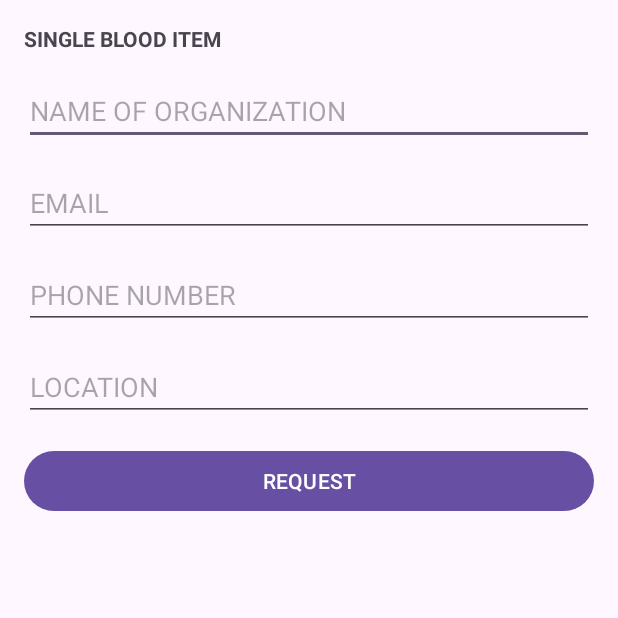
After one commit to Rabindra-Bhattarai/BloodAidOfficial, an Android app: the fragment SingleBloodItemFragment shown on its own in the app's theme, on a phone screen of 412 x 824 dp, the top half of it. The commit adds this screen. Run offline under Robolectric (Android 15) with nearby library versions, the phone set to English and light mode, and no system bars.

Commit message:
Single blood item

```diff
--- /dev/null
+++ b/app/src/main/java/com/example/blood_aid/ui/fragments/SingleBloodItemFragment.kt
@@ -0,0 +1,60 @@
+package com.example.blood_aid.ui.fragments
+
+import android.os.Bundle
+import androidx.fragment.app.Fragment
+import android.view.LayoutInflater
+import android.view.View
+import android.view.ViewGroup
+import com.example.blood_aid.R
+
+// TODO: Rename parameter arguments, choose names that match
+// the fragment initialization parameters, e.g. ARG_ITEM_NUMBER
+private const val ARG_PARAM1 = "param1"
+private const val ARG_PARAM2 = "param2"
+
+/**
+ * A simple [Fragment] subclass.
+ * Use the [SingleBloodItemFragment.newInstance] factory method to
+ * create an instance of this fragment.
+ */
+class SingleBloodItemFragment : Fragment() {
+    // TODO: Rename and change types of parameters
+    private var param1: String? = null
+    private var param2: String? = null
+
+    override fun onCreate(savedInstanceState: Bundle?) {
+        super.onCreate(savedInstanceState)
+        arguments?.let {
+            param1 = it.getString(ARG_PARAM1)
+            param2 = it.getString(ARG_PARAM2)
+        }
+    }
+
+    override fun onCreateView(
+        inflater: LayoutInflater, container: ViewGroup?,
+        savedInstanceState: Bundle?
+    ): View? {
+        // Inflate the layout for this fragment
+        return inflater.inflate(R.layout.fragment_single_blood_item, container, false)
+    }
+
+    companion object {
+        /**
+         * Use this factory method to create a new instance of
+         * this fragment using the provided parameters.
+         *
+         * @param param1 Parameter 1.
+         * @param param2 Parameter 2.
+         * @return A new instance of fragment SingleBloodItemFragment.
+         */
+        // TODO: Rename and change types and number of parameters
+        @JvmStatic
+        fun newInstance(param1: String, param2: String) =
+            SingleBloodItemFragment().apply {
+                arguments = Bundle().apply {
+                    putString(ARG_PARAM1, param1)
+                    putString(ARG_PARAM2, param2)
+                }
+            }
+    }
+}
--- /dev/null
+++ b/app/src/main/res/layout/fragment_single_blood_item.xml
@@ -0,0 +1,60 @@
+<?xml version="1.0" encoding="utf-8"?>
+<FrameLayout xmlns:android="http://schemas.android.com/apk/res/android"
+    xmlns:tools="http://schemas.android.com/tools"
+    android:layout_width="match_parent"
+    android:layout_height="match_parent"
+    tools:context=".ui.fragments.SingleBloodItemFragment">
+
+    <LinearLayout
+        android:layout_width="match_parent"
+        android:layout_height="wrap_content"
+        android:orientation="vertical"
+        android:padding="16dp">
+
+        <TextView
+            android:layout_width="match_parent"
+            android:layout_height="wrap_content"
+            android:text="SINGLE BLOOD ITEM"
+            android:textStyle="bold"
+            android:layout_marginBottom="16dp" />
+
+        <EditText
+            android:id="@+id/editTextOrganization"
+            android:layout_width="match_parent"
+            android:layout_height="wrap_content"
+            android:hint="NAME OF ORGANIZATION"
+            android:layout_marginBottom="16dp" />
+
+        <EditText
+            android:id="@+id/editTextEmail"
+            android:layout_width="match_parent"
+            android:layout_height="wrap_content"
+            android:hint="EMAIL"
+            android:inputType="textEmailAddress"
+            android:layout_marginBottom="16dp" />
+
+        <EditText
+            android:id="@+id/editTextPhone"
+            android:layout_width="match_parent"
+            android:layout_height="wrap_content"
+            android:hint="PHONE NUMBER"
+            android:inputType="phone"
+            android:layout_marginBottom="16dp" />
+
+        <EditText
+            android:id="@+id/editTextLocation"
+            android:layout_width="match_parent"
+            android:layout_height="wrap_content"
+            android:hint="LOCATION"
+            android:layout_marginBottom="16dp" />
+
+        <Button
+            android:id="@+id/buttonRequest"
+            android:layout_width="match_parent"
+            android:layout_height="wrap_content"
+            android:text="REQUEST"
+            android:layout_marginBottom="16dp" />
+
+    </LinearLayout>
+
+</FrameLayout>
```
Also changed, not shown: app/src/main/res/layout/activity_search_blood.xml (+0 -44 lines).
